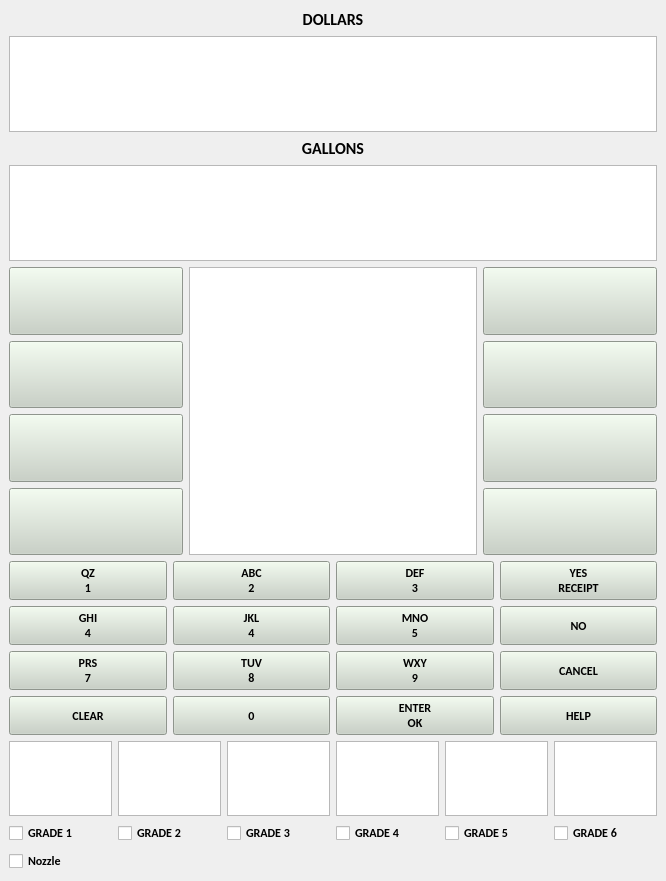
First picture: the form in pump.ui, repository rohithvegesna/DexSimulator, before the edit.
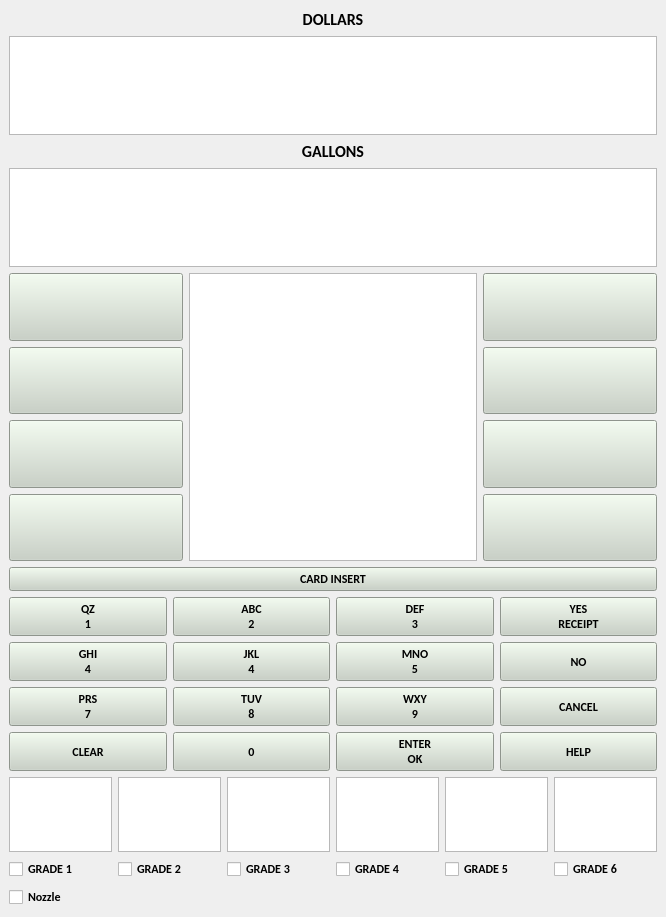
Second picture: the form after the edit.

Commit message: with dialog unable to open

What changed in the file:
```diff
--- a/pump.ui
+++ b/pump.ui
@@ -7,7 +7,7 @@
     <x>0</x>
     <y>0</y>
     <width>666</width>
-    <height>881</height>
+    <height>917</height>
    </rect>
   </property>
   <property name="windowTitle">
@@ -24,6 +24,8 @@
     <item>
      <layout class="QVBoxLayout" name="verticalLayout">
       <item>
+       <layout class="QVBoxLayout" name="verticalLayout_11">
+        <item>
        <widget class="QLabel" name="label">
         <property name="font">
          <font>
@@ -81,6 +83,8 @@
         </property>
        </widget>
       </item>
+       </layout>
+      </item>
       <item>
        <layout class="QHBoxLayout" name="horizontalLayout_5">
         <item>
@@ -246,6 +250,29 @@
       </item>
       <item>
        <layout class="QVBoxLayout" name="verticalLayout_2">
+        <item>
+         <widget class="QPushButton" name="cardinsert">
+          <property name="sizePolicy">
+           <sizepolicy hsizetype="Expanding" vsizetype="Expanding">
+            <horstretch>0</horstretch>
+            <verstretch>0</verstretch>
+           </sizepolicy>
+          </property>
+          <property name="font">
+           <font>
+            <family>Calibri</family>
+            <weight>75</weight>
+            <bold>true</bold>
+           </font>
+          </property>
+          <property name="styleSheet">
+           <string notr="true">background-color: rgb(200, 209, 197);</string>
+          </property>
+          <property name="text">
+           <string>CARD INSERT</string>
+          </property>
+         </widget>
+        </item>
         <item>
          <layout class="QHBoxLayout" name="horizontalLayout">
           <item>
```
Lines whose indentation alone changed are shown as unchanged. The commit also changes 6 other files.
